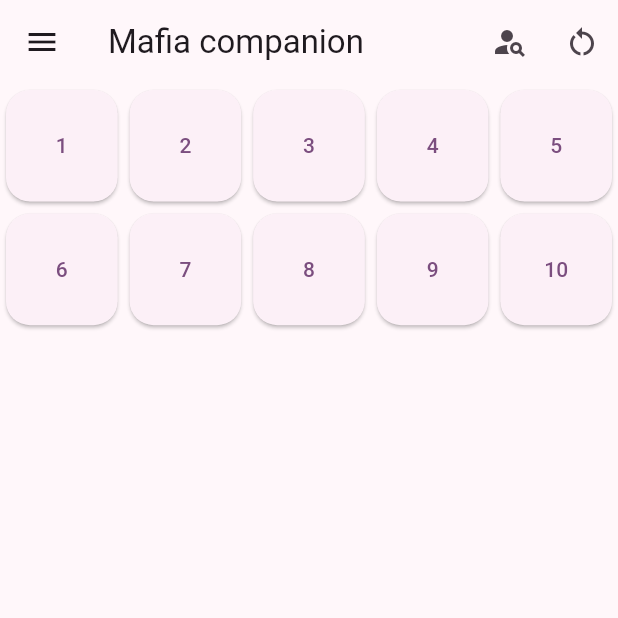
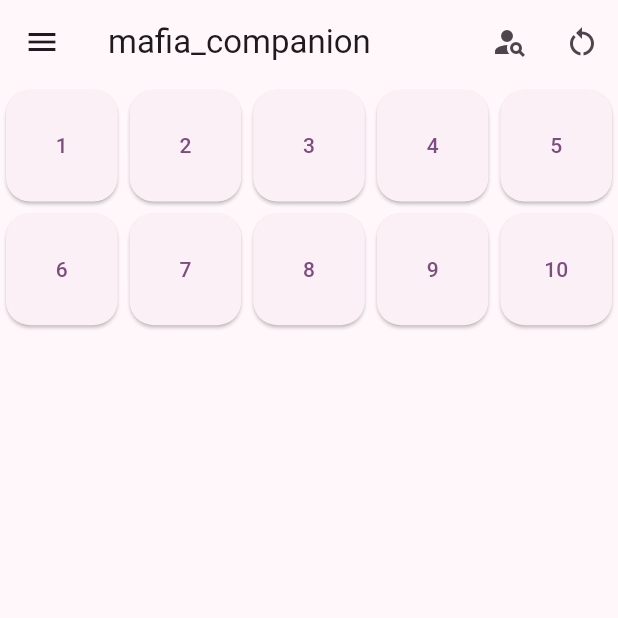
Before and after one commit to feliksyasnopolski/mafia-gamemaster, a Flutter app: the screen it shows after launch, on a phone screen of 412 x 824 dp, the top half of it. Run offline on Flutter 3.47's test engine with Material 2 defaults, Android fonts, the light colour scheme and no system bars; our stand-ins replace package_info_plus, shared_preferences, vibration.

Commit message:
Take app name from package info

```diff
--- a/lib/screens/main.dart
+++ b/lib/screens/main.dart
@@ -1,4 +1,5 @@
 import 'package:flutter/material.dart';
+import 'package:package_info_plus/package_info_plus.dart';
 import 'package:provider/provider.dart';
 import 'package:vibration/vibration.dart';
 
@@ -242,12 +243,13 @@ class _MainScreenState extends State<MainScreen> {
     final isGameRunning = !gameState.state.isAnyOf([GameState.prepare, GameState.finish]);
     final nextStateAssumption = controller.nextStateAssumption;
     final settings = context.watch<SettingsModel>();
+    final packageInfo = context.watch<PackageInfo>();
     final previousState = controller.previousState;
     return Scaffold(
       appBar: AppBar(
         title: isGameRunning
             ? Text("День ${controller.day}")
-            : const Text("Mafia companion"),
+            : Text(packageInfo.appName),
         actions: [
           IconButton(
             onPressed: () => setState(() => _showRole = !_showRole),
@@ -271,7 +273,7 @@ class _MainScreenState extends State<MainScreen> {
             DrawerHeader(
               child: Center(
                 child: Text(
-                  "Mafia companion",
+                  packageInfo.appName,
                   style: Theme.of(context).textTheme.titleLarge,
                 ),
               ),
```
